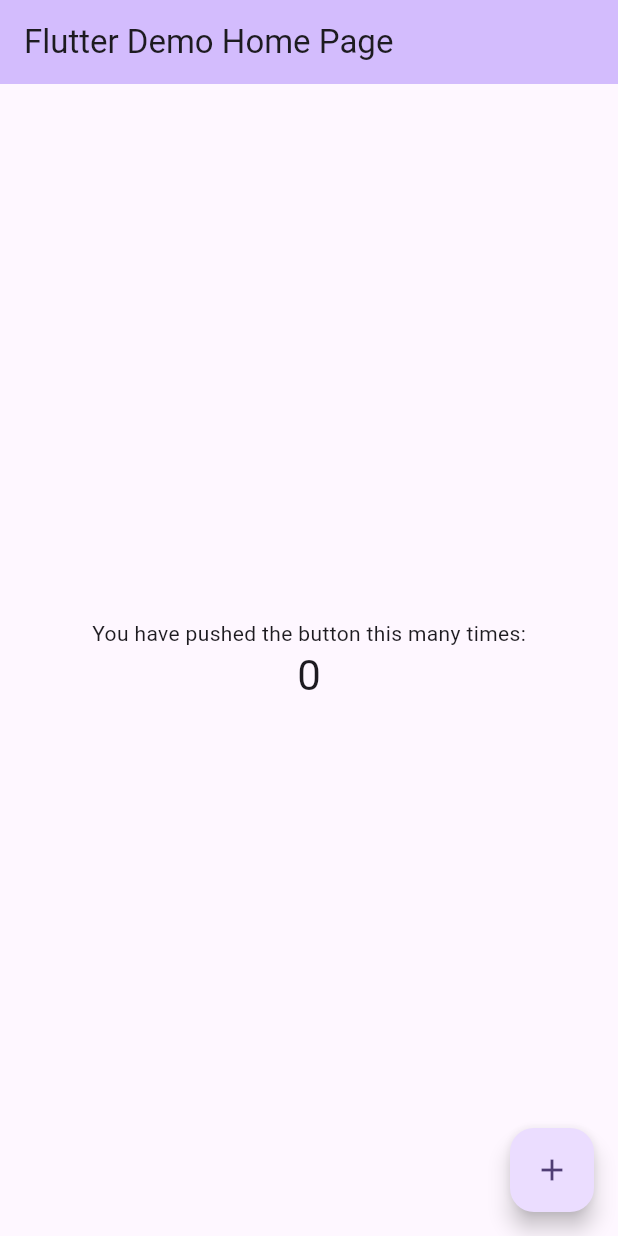
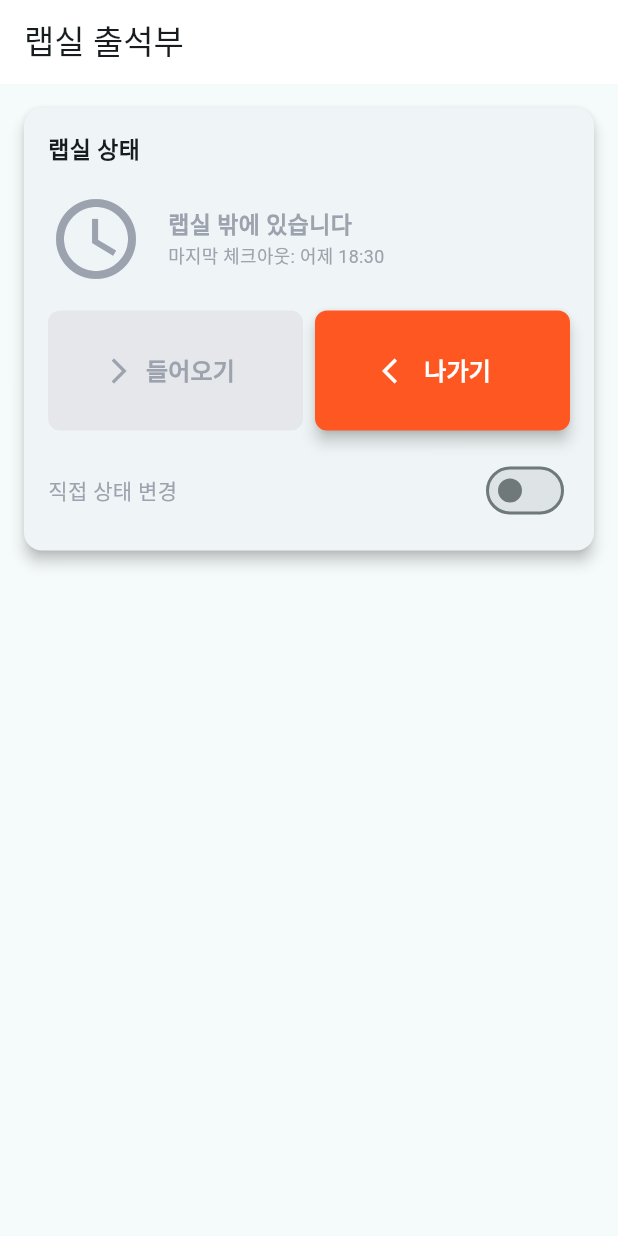
Before and after one commit to tomchaccom/lab_chulseokbu, a Flutter app: the screen it shows after launch, on a phone screen of 412 x 824 dp. Run offline on Flutter 3.47's test engine with Material 3 defaults, Android fonts, the phone set to English and light mode, and no system bars.

Commit message:
Feat: 어플 홈화면 1번 위젯 구현

```diff
--- a/frontend/lib/HomeTab/Views/InOutStateView.dart
+++ b/frontend/lib/HomeTab/Views/InOutStateView.dart
@@ -0,0 +1,215 @@
+import 'package:flutter/material.dart';
+
+// 랩실 상태를 정의하는 enum
+enum LabStatus { inLab, outLab }
+
+const Color White = Color(0xFFFFFFFF);
+const Color Grey = Color(0xFF9CA3AF);
+const Color LightGrey = Color(0xFFE5E7EB); // 비활성화된 버튼 배경색
+
+// 화면의 한 부분을 구성하는 메인 상태 관리 위젯
+class LabStatusCard extends StatefulWidget {
+  const LabStatusCard({super.key});
+
+  @override
+  State<LabStatusCard> createState() => _LabStatusCardState();
+}
+
+class _LabStatusCardState extends State<LabStatusCard> {
+  // 현재 랩실 상태를 저장하는 변수 (기본값: 랩실 밖에 있음)
+  LabStatus _currentStatus = LabStatus.outLab;
+
+  // 상태 업데이트 함수
+  void _updateStatus(LabStatus newStatus) {
+    if (_currentStatus != newStatus) {
+      setState(() {
+        _currentStatus = newStatus;
+      });
+      // 실제 로직에서는 여기에 서버 통신 등을 추가합니다.
+      print('Status updated to: ${_currentStatus == LabStatus.inLab ? 'In Lab' : 'Out Lab'}');
+    }
+  }
+
+  @override
+  Widget build(BuildContext context) {
+    // 시각적 구분을 위해 Card 위젯 사용
+    return Card(
+      // 카드 내부의 여백 설정
+      margin: const EdgeInsets.all(16.0),
+      shape: RoundedRectangleBorder(borderRadius: BorderRadius.circular(12)),
+      elevation: 4,
+      child: Padding(
+        padding: const EdgeInsets.all(16.0),
+        // 모든 요소를 세로로 배치
+        child: Column(
+          crossAxisAlignment: CrossAxisAlignment.start, // 왼쪽 정렬
+          children: [
+            // 1. 섹션 제목
+            const Text(
+              '랩실 상태',
+              style: TextStyle(
+                fontSize: 15.3,
+                fontWeight: FontWeight.bold,
+              ),
+            ),
+            const SizedBox(height: 16), // 간격
+
+            // 2. 현재 상태 표시 영역 (상태 변수에 따라 텍스트/색상 변경)
+            _CurrentStatus(status: _currentStatus),
+            const SizedBox(height: 16), // 간격
+
+            // 3. 들어오기/나가기 버튼 영역 (상태 업데이트 함수 전달)
+            _InOutButtons(
+              currentStatus: _currentStatus,
+              onUpdateStatus: _updateStatus,
+            ),
+            const SizedBox(height: 16), // 간격
+
+            // 4. 직접 상태 변경 토글 영역
+            const _ManualToggle(),
+          ],
+        ),
+      ),
+    );
+  }
+}
+
+// --- 하위 위젯들을 분리하여 구현 (가독성 향상) ---
+
+// 2. 현재 상태 표시 위젯 (LabStatus를 받아 상태에 따라 내용 변경)
+class _CurrentStatus extends StatelessWidget {
+  final LabStatus status;
+  const _CurrentStatus({required this.status});
+
+  @override
+  Widget build(BuildContext context) {
+    // 상태에 따른 텍스트 및 색상 설정
+    final isInLab = status == LabStatus.inLab;
+    final statusText = isInLab ? '랩실 안에 있습니다' : '랩실 밖에 있습니다';
+    final statusDetail = isInLab ? '마지막 체크인: 오늘 09:45' : '마지막 체크아웃: 어제 18:30';
+    final statusColor = isInLab ? Colors.green.shade600 : Grey;
+
+    // 아이콘과 텍스트를 가로로 배치
+    return Row(
+      children: [
+        // 시계 아이콘 (색상 변화)
+        Icon(Icons.schedule, size: 64, color: statusColor),
+        const SizedBox(width: 16),
+        // 상태 텍스트
+        Column(
+          crossAxisAlignment: CrossAxisAlignment.start,
+          children: [
+            Text(
+              statusText,
+              style: TextStyle(
+                fontSize: 15.3,
+                color: statusColor, // 색상 변화
+                fontWeight: FontWeight.bold,
+              ),
+            ),
+            Text(
+                statusDetail,
+                style: const TextStyle(fontSize: 11.9, color: Grey)
+            ),
+          ],
+        ),
+      ],
+    );
+  }
+}
+
+// 3. 들어오기/나가기 버튼 위젯 (상태에 따라 스타일 변화)
+class _InOutButtons extends StatelessWidget {
+  final LabStatus currentStatus;
+  final Function(LabStatus) onUpdateStatus;
+
+  const _InOutButtons({required this.currentStatus, required this.onUpdateStatus});
+
+  @override
+  Widget build(BuildContext context) {
+    final isInLab = currentStatus == LabStatus.inLab;
+
+    // --- 버튼 스타일 정의 ---
+
+    // 랩실 '안에 있음' 버튼 스타일 (선택/비선택)
+    final inStyle = ElevatedButton.styleFrom(
+      backgroundColor: isInLab ? Colors.deepOrange : LightGrey, // 선택되면 주황, 아니면 밝은 회색
+      foregroundColor: isInLab ? White : Grey, // 선택되면 흰색, 아니면 회색
+      minimumSize: const Size(double.infinity, 80),
+      elevation: isInLab ? 4 : 0, // 선택되면 그림자 추가
+      shape: RoundedRectangleBorder(borderRadius: BorderRadius.circular(8)),
+    );
+
+    // 랩실 '밖에 있음' 버튼 스타일 (선택/비선택)
+    final outStyle = ElevatedButton.styleFrom(
+      backgroundColor: !isInLab ? Colors.deepOrange : LightGrey, // 선택되면 주황, 아니면 밝은 회색
+      foregroundColor: !isInLab ? White : Grey, // 선택되면 흰색, 아니면 회색
+      minimumSize: const Size(double.infinity, 80),
+      elevation: !isInLab ? 4 : 0, // 선택되면 그림자 추가
+      shape: RoundedRectangleBorder(borderRadius: BorderRadius.circular(8)),
+    );
+
+    return Row(
+      children: [
+        // 들어오기 버튼 (IN_LAB)
+        Expanded(
+          child: Padding(
+            padding: const EdgeInsets.only(right: 4.0), // 버튼 사이 간격 조정
+            child: ElevatedButton.icon(
+              onPressed: () => onUpdateStatus(LabStatus.inLab),
+              icon: const Icon(Icons.arrow_forward_ios, size: 20),
+              label: const Text('들어오기', style: TextStyle(fontSize: 16, fontWeight: FontWeight.bold)),
+              style: inStyle,
+            ),
+          ),
+        ),
+
+        // 나가기 버튼 (OUT_LAB)
+        Expanded(
+          child: Padding(
+            padding: const EdgeInsets.only(left: 4.0), // 버튼 사이 간격 조정
+            child: ElevatedButton.icon(
+              onPressed: () => onUpdateStatus(LabStatus.outLab),
+              icon: const Icon(Icons.arrow_back_ios, size: 20),
+              label: const Text('나가기', style: TextStyle(fontSize: 16, fontWeight: FontWeight.bold)),
+              style: outStyle,
+            ),
+          ),
+        ),
+      ],
+    );
+  }
+}
+
+// 4. 직접 상태 변경 토글 위젯
+class _ManualToggle extends StatefulWidget {
+  const _ManualToggle();
+
+  @override
+  State<_ManualToggle> createState() => _ManualToggleState();
+}
+
+class _ManualToggleState extends State<_ManualToggle> {
+  bool _isManualEnabled = false; // 토글 상태 변수
+
+  @override
+  Widget build(BuildContext context) {
+    // 텍스트와 스위치를 가로로 배치
+    return Row(
+      mainAxisAlignment: MainAxisAlignment.spaceBetween, // 양쪽 끝으로 벌림
+      children: [
+        const Text('직접 상태 변경', style: TextStyle(fontSize: 14, color: Grey)),
+        // 토글 스위치 (상태 관리 필요)
+        Switch(
+          value: _isManualEnabled,
+          onChanged: (bool newValue) {
+            setState(() {
+              _isManualEnabled = newValue;
+            });
+            // 로직: 수동 상태 변경이 켜지면 자동 감지 기능을 끄는 등의 로직 구현
+          },
+        ),
+      ],
+    );
+  }
+}
--- a/frontend/lib/main.dart
+++ b/frontend/lib/main.dart
@@ -1,8 +1,10 @@
 import 'package:flutter/material.dart';
-
+import 'package:frontend/HomeTab/Views/InOutStateView.dart';
 void main() {
   runApp(const MyApp());
 }
+
+const BGC = Color(0xFFFFFFFF);
 
 class MyApp extends StatelessWidget {
   const MyApp({super.key});
@@ -11,26 +13,11 @@ class MyApp extends StatelessWidget {
   @override
   Widget build(BuildContext context) {
     return MaterialApp(
-      title: 'Flutter Demo',
+      title: '랩실 출석부',
       theme: ThemeData(
-        // This is the theme of your application.
-        //
-        // TRY THIS: Try running your application with "flutter run". You'll see
-        // the application has a purple toolbar. Then, without quitting the app,
-        // try changing the seedColor in the colorScheme below to Colors.green
-        // and then invoke "hot reload" (save your changes or press the "hot
-        // reload" button in a Flutter-supported IDE, or press "r" if you used
-        // the command line to start the app).
-        //
-        // Notice that the counter didn't reset back to zero; the application
-        // state is not lost during the reload. To reset the state, use hot
-        // restart instead.
-        //
-        // This works for code too, not just values: Most code changes can be
-        // tested with just a hot reload.
-        colorScheme: ColorScheme.fromSeed(seedColor: Colors.deepPurple),
+        colorScheme: ColorScheme.fromSeed(seedColor: BGC),
       ),
-      home: const MyHomePage(title: 'Flutter Demo Home Page'),
+      home: const MyHomePage(title: '랩실 출석부'),
     );
   }
 }
@@ -54,69 +41,22 @@ class MyHomePage extends StatefulWidget {
 }
 
 class _MyHomePageState extends State<MyHomePage> {
-  int _counter = 0;
 
-  void _incrementCounter() {
-    setState(() {
-      // This call to setState tells the Flutter framework that something has
-      // changed in this State, which causes it to rerun the build method below
-      // so that the display can reflect the updated values. If we changed
-      // _counter without calling setState(), then the build method would not be
-      // called again, and so nothing would appear to happen.
-      _counter--;
-    });
-  }
+
+
 
   @override
   Widget build(BuildContext context) {
-    // This method is rerun every time setState is called, for instance as done
-    // by the _incrementCounter method above.
-    //
-    // The Flutter framework has been optimized to make rerunning build methods
-    // fast, so that you can just rebuild anything that needs updating rather
-    // than having to individually change instances of widgets.
     return Scaffold(
       appBar: AppBar(
-        // TRY THIS: Try changing the color here to a specific color (to
-        // Colors.amber, perhaps?) and trigger a hot reload to see the AppBar
-        // change color while the other colors stay the same.
-        backgroundColor: Theme.of(context).colorScheme.inversePrimary,
-        // Here we take the value from the MyHomePage object that was created by
-        // the App.build method, and use it to set our appbar title.
+        backgroundColor: BGC,
         title: Text(widget.title),
       ),
-      body: Center(
-        // Center is a layout widget. It takes a single child and positions it
-        // in the middle of the parent.
-        child: Column(
-          // Column is also a layout widget. It takes a list of children and
-          // arranges them vertically. By default, it sizes itself to fit its
-          // children horizontally, and tries to be as tall as its parent.
-          //
-          // Column has various properties to control how it sizes itself and
-          // how it positions its children. Here we use mainAxisAlignment to
-          // center the children vertically; the main axis here is the vertical
-          // axis because Columns are vertical (the cross axis would be
-          // horizontal).
-          //
-          // TRY THIS: Invoke "debug painting" (choose the "Toggle Debug Paint"
-          // action in the IDE, or press "p" in the console), to see the
-          // wireframe for each widget.
-          mainAxisAlignment: MainAxisAlignment.center,
-          children: <Widget>[
-            const Text('You have pushed the button this many times:'),
-            Text(
-              '$_counter',
-              style: Theme.of(context).textTheme.headlineMedium,
-            ),
-          ],
-        ),
+      body: ListView(
+        children: const <Widget>[
+          LabStatusCard(),
+        ],
       ),
-      floatingActionButton: FloatingActionButton(
-        onPressed: _incrementCounter,
-        tooltip: 'Decrement',
-        child: const Icon(Icons.add),
-      ), // This trailing comma makes auto-formatting nicer for build methods.
     );
   }
 }
```
